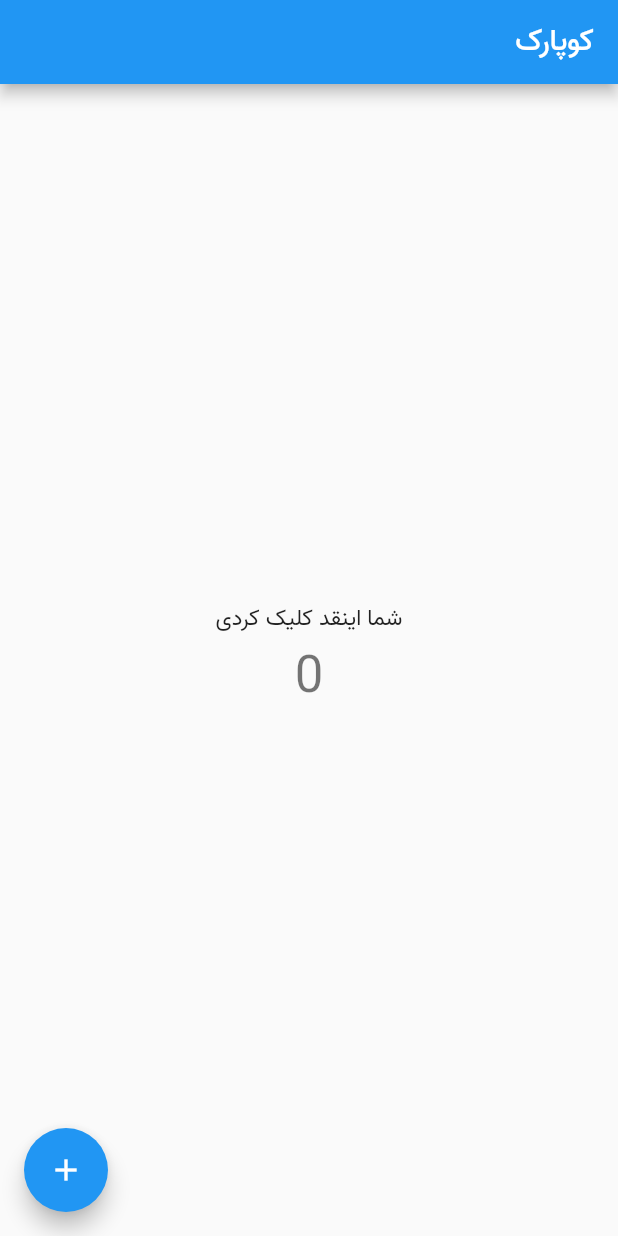
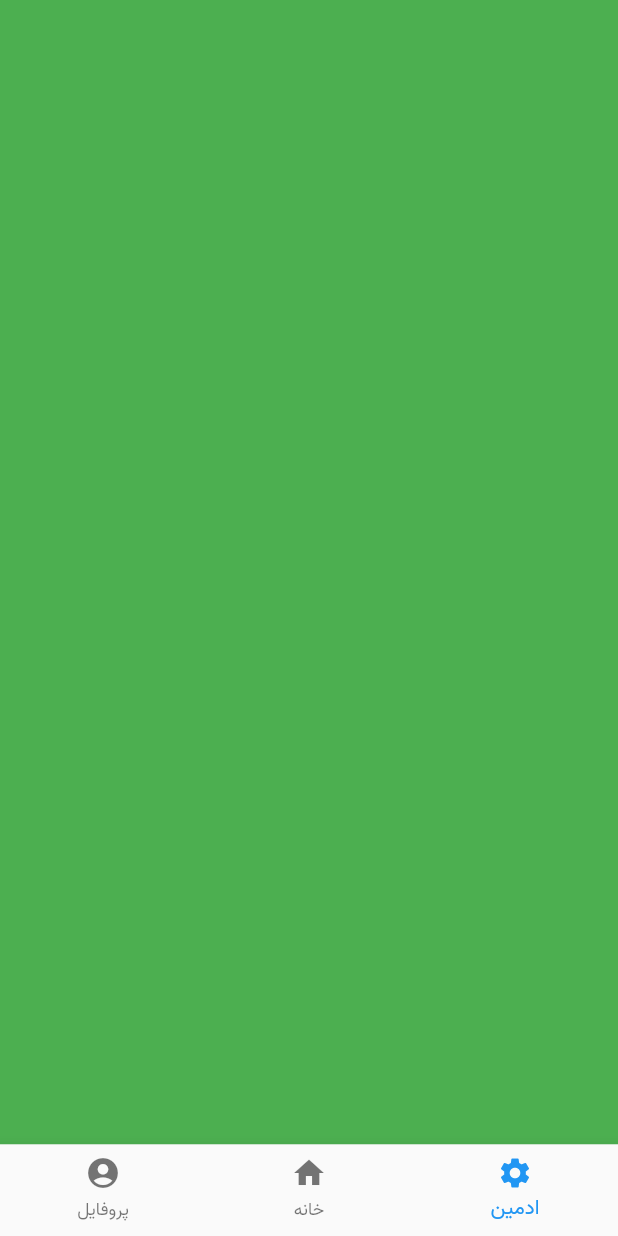
Before and after one commit to Hamedamz/copark, a Flutter app: the screen it shows after launch, on a phone screen of 412 x 824 dp. Run offline on Flutter 3.47's test engine with Material 2 defaults, Android fonts, the phone set to English and light mode, and no system bars; generated files the repository leaves out were written again.

Commit message:
feat: add navigation bar
init home, admin, and profile pages

```diff
--- /dev/null
+++ b/lib/admin/admin.dart
@@ -0,0 +1,15 @@
+import 'package:flutter/material.dart';
+
+class AdminPage extends StatefulWidget {
+  const AdminPage({Key? key}) : super(key: key);
+
+  @override
+  _AdminPageState createState() => _AdminPageState();
+}
+
+class _AdminPageState extends State<AdminPage> {
+  @override
+  Widget build(BuildContext context) {
+    return Container(color: Colors.green);
+  }
+}
--- /dev/null
+++ b/lib/app.dart
@@ -0,0 +1,51 @@
+import 'package:copark/account/profile.dart';
+import 'package:copark/admin/admin.dart';
+import 'package:copark/home/home.dart';
+import 'package:flutter/material.dart';
+import 'package:flutter_gen/gen_l10n/app_localizations.dart';
+
+class App extends StatefulWidget {
+  const App({Key? key}) : super(key: key);
+
+  @override
+  State<StatefulWidget> createState() => AppState();
+}
+
+class AppState extends State<App> {
+  var _currentTab = 0;
+
+  final List<Widget> _children = [
+    const AdminPage(),
+    const HomePage(),
+    const ProfilePage()
+  ];
+
+  void _selectTab(int index) {
+    setState(() => _currentTab = index);
+  }
+
+  @override
+  Widget build(BuildContext context) {
+    return Scaffold(
+      body: _children[_currentTab],
+      bottomNavigationBar: BottomNavigationBar(
+        onTap: _selectTab,
+        currentIndex: _currentTab,
+        items: [
+          BottomNavigationBarItem(
+            icon: const Icon(Icons.settings),
+            label: AppLocalizations.of(context)!.bottomNavigationAdmin,
+          ),
+          BottomNavigationBarItem(
+            icon: const Icon(Icons.home),
+            label: AppLocalizations.of(context)!.bottomNavigationHome,
+          ),
+          BottomNavigationBarItem(
+            icon: const Icon(Icons.account_circle),
+            label: AppLocalizations.of(context)!.bottomNavigationProfile,
+          ),
+        ],
+      ),
+    );
+  }
+}
--- a/lib/l10n/app_fa.arb
+++ b/lib/l10n/app_fa.arb
@@ -2,5 +2,17 @@
     "coPark": "کو پارک",
     "@coPark": {
       "description": "App title :)"
+    },
+    "bottomNavigationHome": "خانه",
+    "@bottomNavigationHome": {
+      "description": "bottom navigation home"
+    },
+    "bottomNavigationProfile": "پروفایل",
+    "@bottomNavigationProfile": {
+      "description": "bottom navigation profile"
+    },
+    "bottomNavigationAdmin": "ادمین",
+    "@bottomNavigationAdmin": {
+      "description": "bottom navigation admin"
     }
 }
--- a/lib/main.dart
+++ b/lib/main.dart
@@ -1,21 +1,37 @@
+import 'package:copark/account/login.dart';
+import 'package:copark/app.dart';
 import 'package:flutter/material.dart';
 import 'package:flutter_localizations/flutter_localizations.dart';
+import 'package:flutter_gen/gen_l10n/app_localizations.dart';
 
 void main() {
   runApp(const MyApp());
 }
 
+final routes = [
+  RoutePage(
+    route: '/',
+    builder: (context) => App()
+  ),
+  RoutePage(
+    route: '/login',
+    builder: (context) => const LoginForm(),
+  ),
+  RoutePage(
+    route: '/signup',
+    builder: (context) => const LoginForm(),
+  ),
+];
+
 class MyApp extends StatelessWidget {
   const MyApp({Key? key}) : super(key: key);
 
-  // This widget is the root of your application.
   @override
   Widget build(BuildContext context) {
-    // loc = AppLocalizations.of(context);
-
     return MaterialApp(
       title: 'کوپارک',
       localizationsDelegates: const [
+        AppLocalizations.delegate,
         GlobalCupertinoLocalizations.delegate,
         GlobalMaterialLocalizations.delegate,
         GlobalWidgetsLocalizations.delegate,
@@ -25,104 +41,17 @@ class MyApp extends StatelessWidget {
       ],
       locale: const Locale("fa", "IR"),
       theme: ThemeData(
-        // This is the theme of your application.
-        //
-        // Try running your application with "flutter run". You'll see the
-        // application has a blue toolbar. Then, without quitting the app, try
-        // changing the primarySwatch below to Colors.green and then invoke
-        // "hot reload" (press "r" in the console where you ran "flutter run",
-        // or simply save your changes to "hot reload" in a Flutter IDE).
-        // Notice that the counter didn't reset back to zero; the application
-        // is not restarted.
         primarySwatch: Colors.blue,
         fontFamily: 'Vazir',
       ),
-      home: const MyHomePage(title: 'کوپارک'),
+      routes: Map.fromEntries(routes.map((r) => MapEntry(r.route, r.builder))),
     );
   }
 }
 
-class MyHomePage extends StatefulWidget {
-  const MyHomePage({Key? key, required this.title}) : super(key: key);
+class RoutePage {
+  final String route;
+  final WidgetBuilder builder;
 
-  // This widget is the home page of your application. It is stateful, meaning
-  // that it has a State object (defined below) that contains fields that affect
-  // how it looks.
-
-  // This class is the configuration for the state. It holds the values (in this
-  // case the title) provided by the parent (in this case the App widget) and
-  // used by the build method of the State. Fields in a Widget subclass are
-  // always marked "final".
-
-  final String title;
-
-  @override
-  State<MyHomePage> createState() => _MyHomePageState();
+  const RoutePage({required this.route, required this.builder});
 }
-
-class _MyHomePageState extends State<MyHomePage> {
-  int _counter = 0;
-
-  void _incrementCounter() {
-    setState(() {
-      // This call to setState tells the Flutter framework that something has
-      // changed in this State, which causes it to rerun the build method below
-      // so that the display can reflect the updated values. If we changed
-      // _counter without calling setState(), then the build method would not be
-      // called again, and so nothing would appear to happen.
-      _counter++;
-    });
-  }
-
-  @override
-  Widget build(BuildContext context) {
-    // This method is rerun every time setState is called, for instance as done
-    // by the _incrementCounter method above.
-    //
-    // The Flutter framework has been optimized to make rerunning build methods
-    // fast, so that you can just rebuild anything that needs updating rather
-    // than having to individually change instances of widgets.
-    return Scaffold(
-      appBar: AppBar(
-        // Here we take the value from the MyHomePage object that was created by
-        // the App.build method, and use it to set our appbar title.
-        title: Text(widget.title),
-      ),
-      body: Center(
-        // Center is a layout widget. It takes a single child and positions it
-        // in the middle of the parent.
-        child: Column(
-          // Column is also a layout widget. It takes a list of children and
-          // arranges them vertically. By default, it sizes itself to fit its
-          // children horizontally, and tries to be as tall as its parent.
-          //
-          // Invoke "debug painting" (press "p" in the console, choose the
-          // "Toggle Debug Paint" action from the Flutter Inspector in Android
-          // Studio, or the "Toggle Debug Paint" command in Visual Studio Code)
-          // to see the wireframe for each widget.
-          //
-          // Column has various properties to control how it sizes itself and
-          // how it positions its children. Here we use mainAxisAlignment to
-          // center the children vertically; the main axis here is the vertical
-          // axis because Columns are vertical (the cross axis would be
-          // horizontal).
-          mainAxisAlignment: MainAxisAlignment.center,
-          children: <Widget>[
-            const Text(
-              'شما اینقد کلیک کردی',
-            ),
-            Text(
-              '$_counter',
-              style: Theme.of(context).textTheme.headline4,
-            ),
-          ],
-        ),
-      ),
-      floatingActionButton: FloatingActionButton(
-        onPressed: _incrementCounter,
-        tooltip: 'Increment',
-        child: const Icon(Icons.add),
-      ), // This trailing comma makes auto-formatting nicer for build methods.
-    );
-  }
-}
```
Also changed, not shown: lib/account/profile.dart (added, +15 -0 lines), lib/home/home.dart (added, +15 -0 lines).
